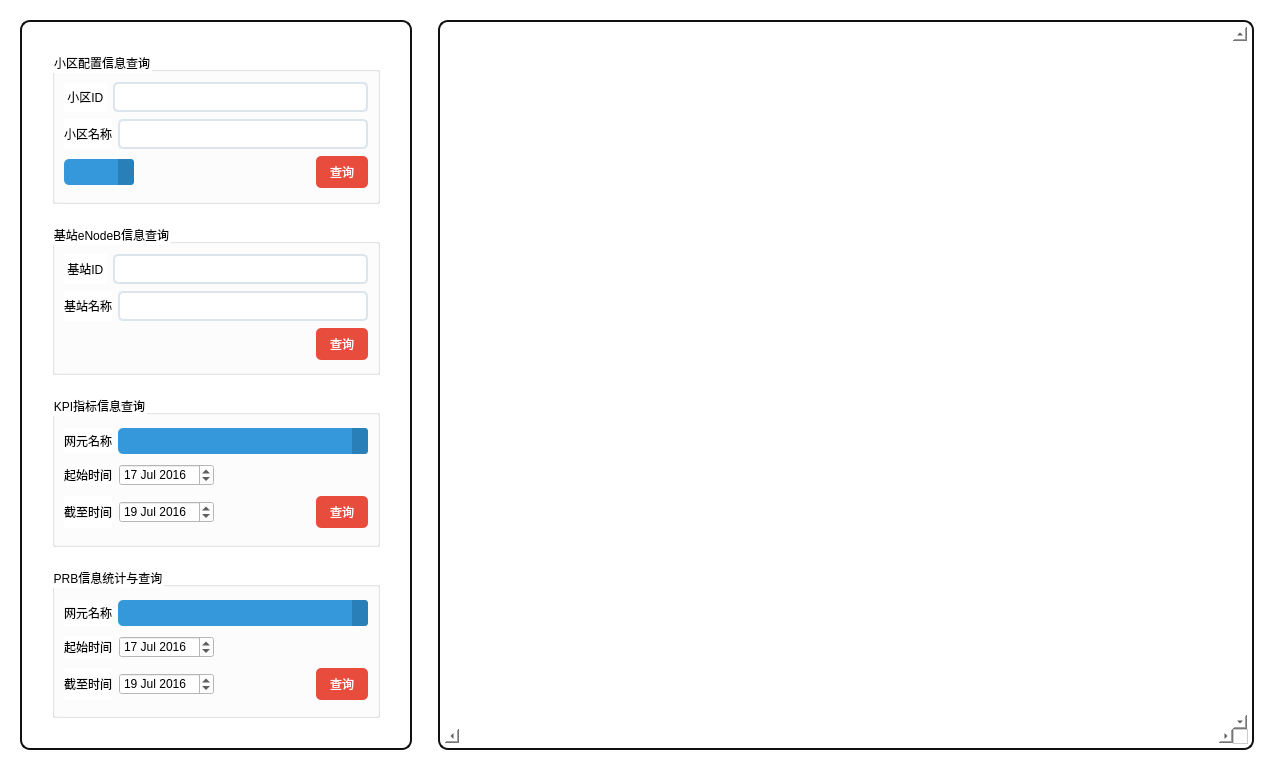
Old version of the form src/client/management.ui in the repository Connor1996/DatabaseExpr.
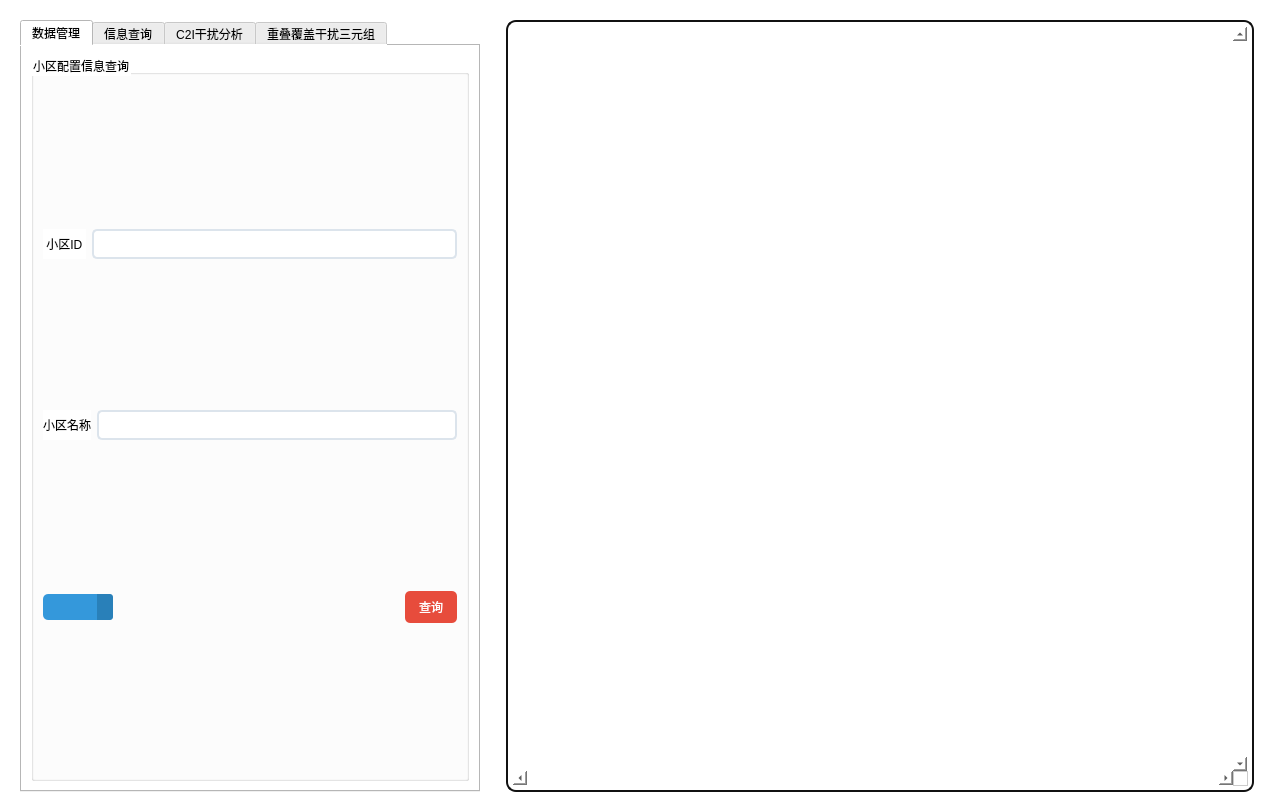
New version of the form. Icons and pictures are not drawn.

The edit to the form file:
```diff
--- a/src/client/management.ui
+++ b/src/client/management.ui
@@ -7,7 +7,7 @@
     <x>0</x>
     <y>0</y>
     <width>1274</width>
-    <height>770</height>
+    <height>812</height>
    </rect>
   </property>
   <property name="windowTitle">
@@ -45,13 +45,8 @@
        <property name="sizeConstraint">
         <enum>QLayout::SetMinAndMaxSize</enum>
        </property>
-       <item>
-        <layout class="QHBoxLayout" name="horizontalLayout_3">
-         <property name="sizeConstraint">
-          <enum>QLayout::SetMinAndMaxSize</enum>
-         </property>
-         <item>
-          <widget class="QFrame" name="frame">
+       <item alignment="Qt::AlignHCenter">
+        <widget class="QTabWidget" name="tabWidget">
            <property name="sizePolicy">
             <sizepolicy hsizetype="Fixed" vsizetype="Preferred">
              <horstretch>0</horstretch>
@@ -73,6 +68,188 @@
 
 QFrame{background-color: rgb(255, 255, 255);}</string>
            </property>
+         <property name="currentIndex">
+          <number>0</number>
+         </property>
+         <widget class="QWidget" name="tab">
+          <attribute name="title">
+           <string>数据管理</string>
+          </attribute>
+          <layout class="QVBoxLayout" name="verticalLayout_8">
+           <item>
+            <widget class="QGroupBox" name="groupBox_3">
+             <property name="title">
+              <string>小区配置信息查询</string>
+             </property>
+             <property name="flat">
+              <bool>false</bool>
+             </property>
+             <property name="checkable">
+              <bool>false</bool>
+             </property>
+             <layout class="QVBoxLayout" name="verticalLayout_5">
+              <item>
+               <layout class="QHBoxLayout" name="horizontalLayout_13">
+                <property name="sizeConstraint">
+                 <enum>QLayout::SetMinAndMaxSize</enum>
+                </property>
+                <item>
+                 <widget class="QLabel" name="label_6">
+                  <property name="sizePolicy">
+                   <sizepolicy hsizetype="Fixed" vsizetype="Minimum">
+                    <horstretch>0</horstretch>
+                    <verstretch>0</verstretch>
+                   </sizepolicy>
+                  </property>
+                  <property name="frameShape">
+                   <enum>QFrame::NoFrame</enum>
+                  </property>
+                  <property name="text">
+                   <string> 小区ID </string>
+                  </property>
+                 </widget>
+                </item>
+                <item>
+                 <widget class="QLineEdit" name="userIdEdit_5">
+                  <property name="sizePolicy">
+                   <sizepolicy hsizetype="Minimum" vsizetype="Fixed">
+                    <horstretch>0</horstretch>
+                    <verstretch>0</verstretch>
+                   </sizepolicy>
+                  </property>
+                  <property name="styleSheet">
+                   <string notr="true">QLineEdit{border-style:none;padding:5px;border-radius:5px;border:2px solid #DCE4EC;}
+QLineEdit:focus{border:2px solid #3498DB;}</string>
+                  </property>
+                 </widget>
+                </item>
+               </layout>
+              </item>
+              <item>
+               <layout class="QHBoxLayout" name="horizontalLayout_8">
+                <property name="sizeConstraint">
+                 <enum>QLayout::SetMinAndMaxSize</enum>
+                </property>
+                <item>
+                 <widget class="QLabel" name="label_7">
+                  <property name="sizePolicy">
+                   <sizepolicy hsizetype="Fixed" vsizetype="Minimum">
+                    <horstretch>0</horstretch>
+                    <verstretch>0</verstretch>
+                   </sizepolicy>
+                  </property>
+                  <property name="frameShape">
+                   <enum>QFrame::NoFrame</enum>
+                  </property>
+                  <property name="text">
+                   <string>小区名称</string>
+                  </property>
+                 </widget>
+                </item>
+                <item>
+                 <widget class="QLineEdit" name="userIdEdit_6">
+                  <property name="sizePolicy">
+                   <sizepolicy hsizetype="Minimum" vsizetype="Fixed">
+                    <horstretch>0</horstretch>
+                    <verstretch>0</verstretch>
+                   </sizepolicy>
+                  </property>
+                  <property name="styleSheet">
+                   <string notr="true">QLineEdit{border-style:none;padding:5px;border-radius:5px;border:2px solid #DCE4EC;}
+QLineEdit:focus{border:2px solid #3498DB;}</string>
+                  </property>
+                 </widget>
+                </item>
+               </layout>
+              </item>
+              <item>
+               <layout class="QHBoxLayout" name="horizontalLayout_6">
+                <property name="spacing">
+                 <number>7</number>
+                </property>
+                <property name="sizeConstraint">
+                 <enum>QLayout::SetMinAndMaxSize</enum>
+                </property>
+                <item>
+                 <widget class="QComboBox" name="roomId_3">
+                  <property name="sizePolicy">
+                   <sizepolicy hsizetype="Maximum" vsizetype="Fixed">
+                    <horstretch>0</horstretch>
+                    <verstretch>0</verstretch>
+                   </sizepolicy>
+                  </property>
+                  <property name="styleSheet">
+                   <string notr="true">QComboBox{border-style:none;padding:5px;border-radius:5px; color:#FFFFFF;background:#3498DB;
+selection-background-color: #3498DB;
+}
+
+QComboBox:hover, QPushButton:hover
+{
+    color:#E5FEFF;background:#5DACE4
+}
+
+QComboBox::drop-down {
+color:#E5FEFF;background:#2980B9;
+    border-left-width: 0px;
+     border-left-style: solid; /* just a single line */
+     border-top-right-radius: 3px; /* same radius as the QComboBox */
+     border-bottom-right-radius: 3px;
+     padding-left: 10px;
+}
+
+QComboBox::down-arrow {
+    image: url(:/misc/down_arrow_2);
+}</string>
+                  </property>
+                  <property name="currentIndex">
+                   <number>-1</number>
+                  </property>
+                 </widget>
+                </item>
+                <item>
+                 <spacer name="horizontalSpacer_3">
+                  <property name="orientation">
+                   <enum>Qt::Horizontal</enum>
+                  </property>
+                  <property name="sizeHint" stdset="0">
+                   <size>
+                    <width>40</width>
+                    <height>20</height>
+                   </size>
+                  </property>
+                 </spacer>
+                </item>
+                <item>
+                 <widget class="QPushButton" name="sectorQuery_2">
+                  <property name="sizePolicy">
+                   <sizepolicy hsizetype="Maximum" vsizetype="Fixed">
+                    <horstretch>0</horstretch>
+                    <verstretch>0</verstretch>
+                   </sizepolicy>
+                  </property>
+                  <property name="layoutDirection">
+                   <enum>Qt::LeftToRight</enum>
+                  </property>
+                  <property name="styleSheet">
+                   <string notr="true">QPushButton{border-style:none;padding:7px;border-radius:5px;color:#FFFFFF;background:#E74C3C;}
+QPushButton:hover{color:#FFF5E7;background:#EC7064;}QPushButton:pressed{color:#F5A996;background:#DC2D1A;}</string>
+                  </property>
+                  <property name="text">
+                   <string>  查询  </string>
+                  </property>
+                 </widget>
+                </item>
+               </layout>
+              </item>
+             </layout>
+            </widget>
+           </item>
+          </layout>
+         </widget>
+         <widget class="QWidget" name="tabWidgetPage1">
+          <attribute name="title">
+           <string>信息查询</string>
+          </attribute>
            <layout class="QVBoxLayout" name="verticalLayout">
             <property name="spacing">
              <number>20</number>
@@ -755,8 +932,17 @@
             </item>
            </layout>
           </widget>
-         </item>
-        </layout>
+         <widget class="QWidget" name="tab_2">
+          <attribute name="title">
+           <string>C2I干扰分析</string>
+          </attribute>
+         </widget>
+         <widget class="QWidget" name="tab_3">
+          <attribute name="title">
+           <string>重叠覆盖干扰三元组</string>
+          </attribute>
+         </widget>
+        </widget>
        </item>
       </layout>
      </item>
@@ -839,8 +1025,8 @@
        <rect>
         <x>0</x>
         <y>0</y>
-        <width>712</width>
-        <height>716</height>
+        <width>705</width>
+        <height>741</height>
        </rect>
       </property>
      </widget>
```
Lines whose indentation alone changed are shown as unchanged.
